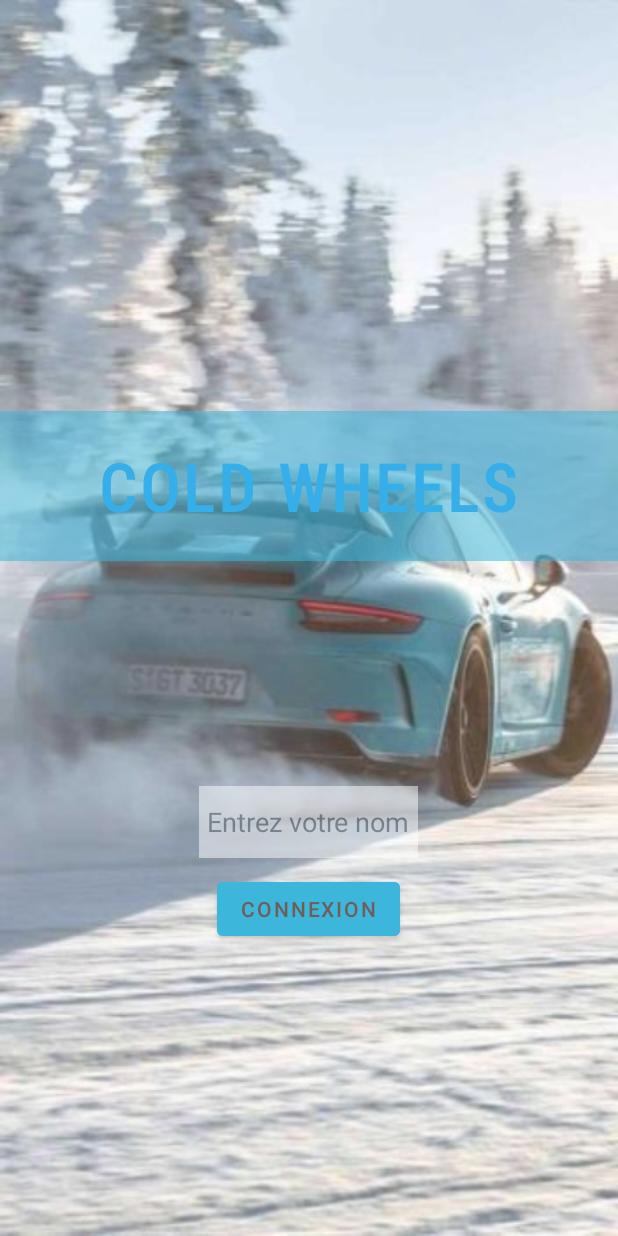
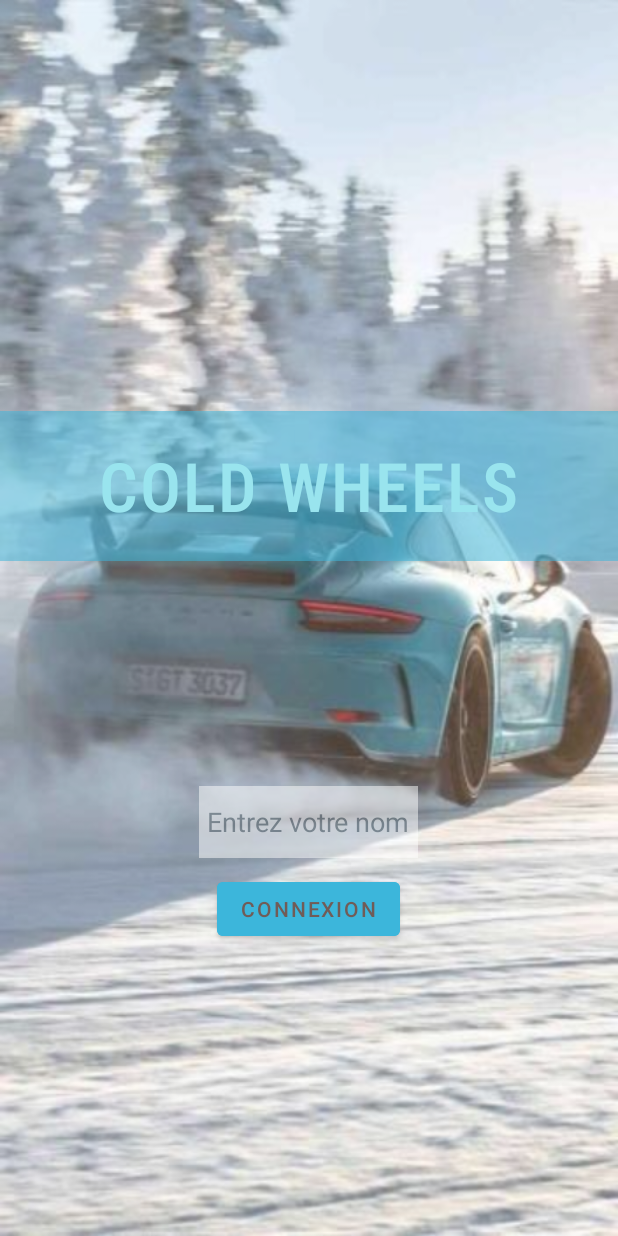
Before and after one commit to Maxowy27/Cars-Project-Android, an Android app: the screen it shows after launch (MainActivity), on a phone screen of 412 x 824 dp. Run offline under Robolectric (Android 15) with nearby library versions, the phone set to English and light mode, and no system bars.

```diff
--- a/app/src/main/java/com/example/voiture/AccountActivity.java
+++ b/app/src/main/java/com/example/voiture/AccountActivity.java
@@ -6,7 +6,7 @@ import android.widget.ListView;
 import androidx.appcompat.app.AppCompatActivity;
 
 public class AccountActivity extends AppCompatActivity {
-    private final ListCar listR = new ListCar();
+    private static ListCar listR = new ListCar();
 
     protected void onCreate(Bundle savedInstanceState) {
         super.onCreate(savedInstanceState);
--- a/app/src/main/res/layout/activity_login.xml
+++ b/app/src/main/res/layout/activity_login.xml
@@ -23,7 +23,7 @@
             android:fontFamily="sans-serif-condensed-light"
             android:text="@string/cold_wheels"
             android:textAppearance="@style/TextAppearance.Material3.BodyLarge"
-            android:textColor="#039BE5"
+            android:textColor="#80DEEA"
             android:textSize="45sp"
             android:textStyle="bold" />
 
```
